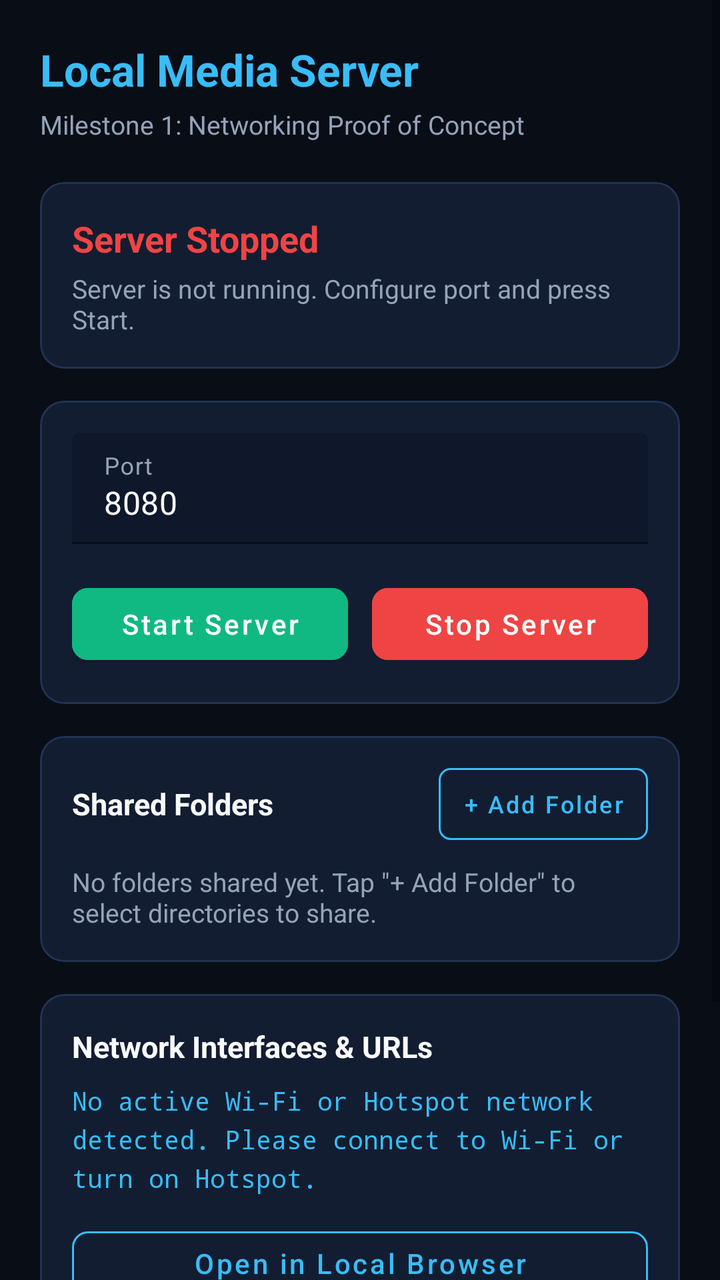
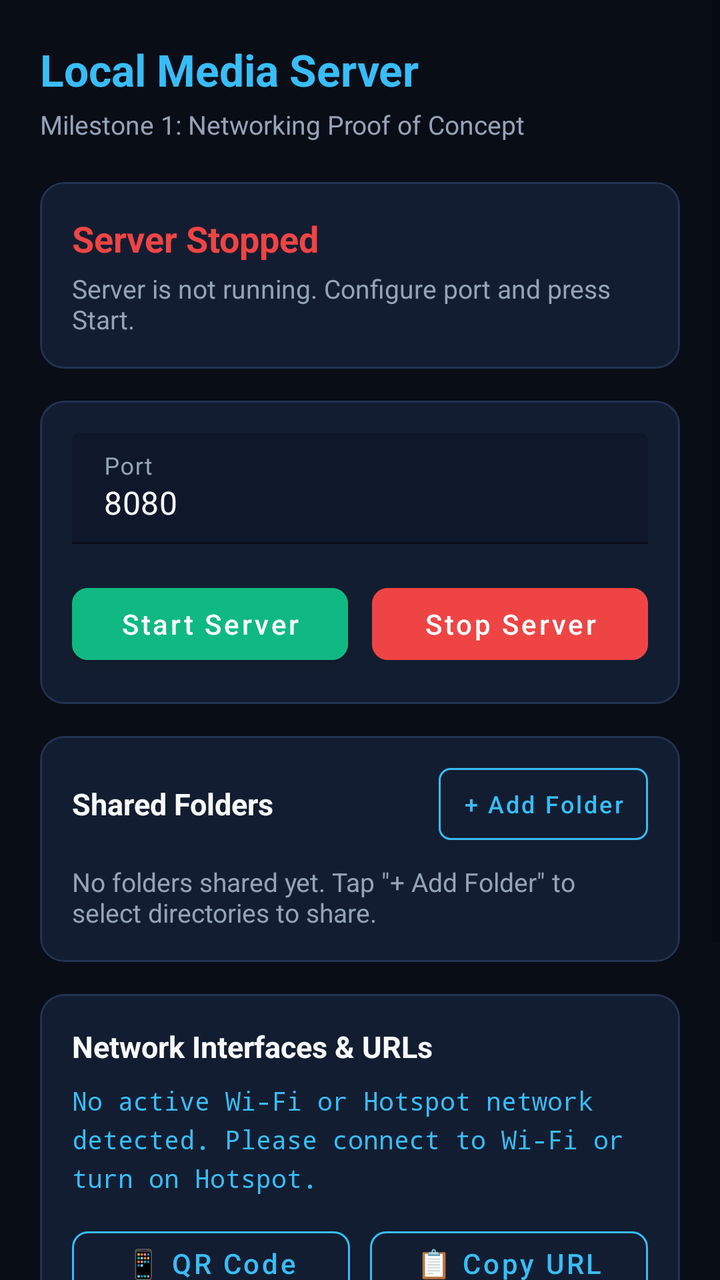

Before-and-after screenshots of an Android layout around one commit, followed by the original layout XML and the change that was made.
<!-- AndroidManifest.xml: application theme Theme.LocalMediaServer -->
<!-- res/layout/activity_main.xml -->
<?xml version="1.0" encoding="utf-8"?>
<ScrollView xmlns:android="http://schemas.android.com/apk/res/android"
    xmlns:app="http://schemas.android.com/apk/res-auto"
    xmlns:tools="http://schemas.android.com/tools"
    android:layout_width="match_parent"
    android:layout_height="match_parent"
    android:background="@color/background"
    android:fillViewport="true">

    <LinearLayout
        android:layout_width="match_parent"
        android:layout_height="wrap_content"
        android:orientation="vertical"
        android:padding="20dp">

        
        <TextView
            android:id="@+id/tvAppTitle"
            android:layout_width="wrap_content"
            android:layout_height="wrap_content"
            android:text="@string/app_name"
            android:textColor="@color/accent"
            android:textSize="22sp"
            android:textStyle="bold" />

        <TextView
            android:layout_width="wrap_content"
            android:layout_height="wrap_content"
            android:layout_marginTop="4dp"
            android:text="Milestone 1: Networking Proof of Concept"
            android:textColor="@color/text_secondary"
            android:textSize="13sp" />

        
        <com.google.android.material.card.MaterialCardView
            android:layout_width="match_parent"
            android:layout_height="wrap_content"
            android:layout_marginTop="20dp"
            app:cardBackgroundColor="@color/surface"
            app:cardCornerRadius="12dp"
            app:cardElevation="0dp"
            app:strokeColor="@color/surface_border"
            app:strokeWidth="1dp">

            <LinearLayout
                android:layout_width="match_parent"
                android:layout_height="wrap_content"
                android:orientation="vertical"
                android:padding="16dp">

                <TextView
                    android:id="@+id/tvStatus"
                    android:layout_width="wrap_content"
                    android:layout_height="wrap_content"
                    android:text="@string/server_status_stopped"
                    android:textColor="@color/status_red"
                    android:textSize="18sp"
                    android:textStyle="bold" />

                <TextView
                    android:id="@+id/tvStatusDetail"
                    android:layout_width="wrap_content"
                    android:layout_height="wrap_content"
                    android:layout_marginTop="4dp"
                    android:text="Server is not running. Configure port and press Start."
                    android:textColor="@color/text_secondary"
                    android:textSize="13sp" />

            </LinearLayout>

        </com.google.android.material.card.MaterialCardView>

        
        <com.google.android.material.card.MaterialCardView
            android:id="@+id/cardBatteryOptimization"
            android:layout_width="match_parent"
            android:layout_height="wrap_content"
            android:layout_marginTop="16dp"
            android:visibility="gone"
            app:cardBackgroundColor="@color/surface"
            app:cardCornerRadius="12dp"
            app:cardElevation="0dp"
            app:strokeColor="#F59E0B"
            app:strokeWidth="1dp">

            <LinearLayout
                android:layout_width="match_parent"
                android:layout_height="wrap_content"
                android:orientation="vertical"
                android:padding="16dp">

                <TextView
                    android:layout_width="wrap_content"
                    android:layout_height="wrap_content"
                    android:text="🔋 Keep Server Alive When Screen Locks"
                    android:textColor="#F59E0B"
                    android:textSize="14sp"
                    android:textStyle="bold" />

                <TextView
                    android:layout_width="wrap_content"
                    android:layout_height="wrap_content"
                    android:layout_marginTop="4dp"
                    android:text="Allowing background battery exemption prevents Android from putting Wi-Fi and the server to sleep when your screen is locked."
                    android:textColor="@color/text_secondary"
                    android:textSize="12sp" />

                <com.google.android.material.button.MaterialButton
                    android:id="@+id/btnDisableBatteryOptimization"
                    style="@style/Widget.MaterialComponents.Button.OutlinedButton"
                    android:layout_width="wrap_content"
                    android:layout_height="38dp"
                    android:layout_marginTop="10dp"
                    android:text="Disable Battery Optimization"
                    android:textAllCaps="false"
                    android:textColor="#F59E0B"
                    android:textSize="12sp"
                    app:cornerRadius="6dp"
                    app:strokeColor="#F59E0B" />

            </LinearLayout>

        </com.google.android.material.card.MaterialCardView>

        
        <com.google.android.material.card.MaterialCardView
            android:layout_width="match_parent"
            android:layout_height="wrap_content"
            android:layout_marginTop="16dp"
            app:cardBackgroundColor="@color/surface"
            app:cardCornerRadius="12dp"
            app:cardElevation="0dp"
            app:strokeColor="@color/surface_border"
            app:strokeWidth="1dp">

            <LinearLayout
                android:layout_width="match_parent"
                android:layout_height="wrap_content"
                android:orientation="vertical"
                android:padding="16dp">

                <com.google.android.material.textfield.TextInputLayout
                    android:id="@+id/tilPort"
                    android:layout_width="match_parent"
                    android:layout_height="wrap_content"
                    android:hint="@string/port_label"
                    android:textColorHint="@color/text_secondary"
                    app:boxBackgroundColor="@color/primary"
                    app:boxStrokeColor="@color/accent"
                    app:hintTextColor="@color/accent">

                    <com.google.android.material.textfield.TextInputEditText
                        android:id="@+id/etPort"
                        android:layout_width="match_parent"
                        android:layout_height="wrap_content"
                        android:inputType="number"
                        android:text="8080"
                        android:textColor="@color/text_primary" />

                </com.google.android.material.textfield.TextInputLayout>

                <LinearLayout
                    android:layout_width="match_parent"
                    android:layout_height="wrap_content"
                    android:layout_marginTop="16dp"
                    android:orientation="horizontal">

                    <com.google.android.material.button.MaterialButton
                        android:id="@+id/btnStart"
                        android:layout_width="0dp"
                        android:layout_height="48dp"
                        android:layout_weight="1"
                        android:backgroundTint="@color/status_green"
                        android:text="@string/btn_start_server"
                        android:textAllCaps="false"
                        android:textColor="#FFFFFF"
                        app:cornerRadius="8dp" />

                    <com.google.android.material.button.MaterialButton
                        android:id="@+id/btnStop"
                        android:layout_width="0dp"
                        android:layout_height="48dp"
                        android:layout_marginStart="12dp"
                        android:layout_weight="1"
                        android:backgroundTint="@color/status_red"
                        android:enabled="false"
                        android:text="@string/btn_stop_server"
                        android:textAllCaps="false"
                        android:textColor="#FFFFFF"
                        app:cornerRadius="8dp" />

                </LinearLayout>

            </LinearLayout>

        </com.google.android.material.card.MaterialCardView>

        
        <com.google.android.material.card.MaterialCardView
            android:layout_width="match_parent"
            android:layout_height="wrap_content"
            android:layout_marginTop="16dp"
            app:cardBackgroundColor="@color/surface"
            app:cardCornerRadius="12dp"
            app:cardElevation="0dp"
            app:strokeColor="@color/surface_border"
            app:strokeWidth="1dp">

            <LinearLayout
                android:layout_width="match_parent"
                android:layout_height="wrap_content"
                android:orientation="vertical"
                android:padding="16dp">

                <LinearLayout
                    android:layout_width="match_parent"
                    android:layout_height="wrap_content"
                    android:gravity="center_vertical"
                    android:orientation="horizontal">

                    <TextView
                        android:layout_width="0dp"
                        android:layout_height="wrap_content"
                        android:layout_weight="1"
                        android:text="@string/shared_folders_label"
                        android:textColor="@color/text_primary"
                        android:textSize="15sp"
                        android:textStyle="bold" />

                    <com.google.android.material.button.MaterialButton
                        android:id="@+id/btnAddFolder"
                        style="@style/Widget.MaterialComponents.Button.OutlinedButton"
                        android:layout_width="wrap_content"
                        android:layout_height="36dp"
                        android:insetTop="0dp"
                        android:insetBottom="0dp"
                        android:paddingHorizontal="12dp"
                        android:text="@string/btn_add_folder"
                        android:textAllCaps="false"
                        android:textColor="@color/accent"
                        android:textSize="12sp"
                        app:cornerRadius="6dp"
                        app:strokeColor="@color/accent" />

                </LinearLayout>

                <LinearLayout
                    android:id="@+id/layoutSharesContainer"
                    android:layout_width="match_parent"
                    android:layout_height="wrap_content"
                    android:layout_marginTop="12dp"
                    android:orientation="vertical">

                    <TextView
                        android:id="@+id/tvEmptyShares"
                        android:layout_width="match_parent"
                        android:layout_height="wrap_content"
                        android:text="@string/no_folders_shared"
                        android:textColor="@color/text_secondary"
                        android:textSize="13sp" />

                </LinearLayout>

            </LinearLayout>

        </com.google.android.material.card.MaterialCardView>

        
        <com.google.android.material.card.MaterialCardView
            android:layout_width="match_parent"
            android:layout_height="wrap_content"
            android:layout_marginTop="16dp"
            app:cardBackgroundColor="@color/surface"
            app:cardCornerRadius="12dp"
            app:cardElevation="0dp"
            app:strokeColor="@color/surface_border"
            app:strokeWidth="1dp">

            <LinearLayout
                android:layout_width="match_parent"
                android:layout_height="wrap_content"
                android:orientation="vertical"
                android:padding="16dp">

                <TextView
                    android:layout_width="wrap_content"
                    android:layout_height="wrap_content"
                    android:text="@string/interfaces_label"
                    android:textColor="@color/text_primary"
                    android:textSize="15sp"
                    android:textStyle="bold" />

                <TextView
                    android:id="@+id/tvUrls"
                    android:layout_width="match_parent"
                    android:layout_height="wrap_content"
                    android:layout_marginTop="8dp"
                    android:fontFamily="monospace"
                    android:lineSpacingExtra="4dp"
                    android:text="@string/no_network_found"
                    android:textColor="@color/accent"
                    android:textSize="13sp" />

                <com.google.android.material.button.MaterialButton
                    android:id="@+id/btnOpenBrowser"
                    style="@style/Widget.MaterialComponents.Button.OutlinedButton"
                    android:layout_width="match_parent"
                    android:layout_height="44dp"
                    android:layout_marginTop="12dp"
                    android:enabled="false"
                    android:text="@string/open_in_browser"
                    android:textAllCaps="false"
                    android:textColor="@color/accent"
                    app:cornerRadius="8dp"
                    app:strokeColor="@color/accent" />

            </LinearLayout>

        </com.google.android.material.card.MaterialCardView>

        
        <TextView
            android:id="@+id/tvSecurityNotice"
            android:layout_width="match_parent"
            android:layout_height="wrap_content"
            android:layout_marginTop="20dp"
            android:background="@drawable/ic_launcher_background"
            android:backgroundTint="#1F2A1E0E"
            android:lineSpacingExtra="2dp"
            android:padding="12dp"
            android:text="@string/security_notice"
            android:textColor="#F59E0B"
            android:textSize="12sp" />

    </LinearLayout>

</ScrollView>
<!-- resources referenced by this layout -->
<resources>
  <color name="accent">#38BDF8</color>
  <color name="background">#090D16</color>
  <color name="primary">#0F172A</color>
  <color name="status_green">#10B981</color>
  <color name="status_red">#EF4444</color>
  <color name="surface">#131D31</color>
  <color name="surface_border">#223252</color>
  <color name="text_primary">#F8FAFC</color>
  <color name="text_secondary">#94A3B8</color>
  <!-- drawable ic_launcher_background (drawable) -->
  <vector xmlns:android="http://schemas.android.com/apk/res/android"
      android:width="108dp"
      android:height="108dp"
      android:viewportWidth="108"
      android:viewportHeight="108">
      <path
          android:fillColor="#0F172A"
          android:pathData="M0,0h108v108h-108z" />
  </vector>
  <string name="app_name">Local Media Server</string>
  <string name="btn_add_folder">+ Add Folder</string>
  <string name="btn_start_server">Start Server</string>
  <string name="btn_stop_server">Stop Server</string>
  <string name="interfaces_label">Network Interfaces &amp; URLs</string>
  <string name="no_folders_shared">No folders shared yet. Tap \"+ Add Folder\" to select directories to share.</string>
  <string name="no_network_found">No active Wi-Fi or Hotspot network detected. Please connect to Wi-Fi or turn on Hotspot.</string>
  <string name="open_in_browser">Open in Local Browser</string>
  <string name="port_label">Port</string>
  <string name="security_notice">⚠️ Anyone on the same Wi-Fi or Hotspot network can access files shared by this server.</string>
  <string name="server_status_stopped">Server Stopped</string>
  <string name="shared_folders_label">Shared Folders</string>
  <style name="Theme.LocalMediaServer" parent="Theme.MaterialComponents.DayNight.NoActionBar">
          <item name="colorPrimary">@color/accent</item>
          <item name="colorPrimaryVariant">@color/primary_variant</item>
          <item name="colorOnPrimary">#FFFFFF</item>
          <item name="android:windowBackground">@color/background</item>
          <item name="android:statusBarColor">@color/background</item>
          <item name="android:navigationBarColor">@color/background</item>
      </style>
  <color name="primary_variant">#1E293B</color>
</resources>

<!-- the commit's change to res/layout/activity_main.xml (unified diff, before → after) -->
@@ -301,12 +301,47 @@
                     android:textColor="@color/accent"
                     android:textSize="13sp" />
 
+                <LinearLayout
+                    android:layout_width="match_parent"
+                    android:layout_height="wrap_content"
+                    android:layout_marginTop="12dp"
+                    android:orientation="horizontal">
+
+                    <com.google.android.material.button.MaterialButton
+                        android:id="@+id/btnShowQrCode"
+                        style="@style/Widget.MaterialComponents.Button.OutlinedButton"
+                        android:layout_width="0dp"
+                        android:layout_height="44dp"
+                        android:layout_weight="1"
+                        android:enabled="false"
+                        android:text="📱 QR Code"
+                        android:textAllCaps="false"
+                        android:textColor="@color/accent"
+                        app:cornerRadius="8dp"
+                        app:strokeColor="@color/accent" />
+
+                    <com.google.android.material.button.MaterialButton
+                        android:id="@+id/btnCopyUrl"
+                        style="@style/Widget.MaterialComponents.Button.OutlinedButton"
+                        android:layout_width="0dp"
+                        android:layout_height="44dp"
+                        android:layout_marginStart="10dp"
+                        android:layout_weight="1"
+                        android:enabled="false"
+                        android:text="📋 Copy URL"
+                        android:textAllCaps="false"
+                        android:textColor="@color/accent"
+                        app:cornerRadius="8dp"
+                        app:strokeColor="@color/accent" />
+
+                </LinearLayout>
+
                 <com.google.android.material.button.MaterialButton
                     android:id="@+id/btnOpenBrowser"
                     style="@style/Widget.MaterialComponents.Button.OutlinedButton"
                     android:layout_width="match_parent"
                     android:layout_height="44dp"
-                    android:layout_marginTop="12dp"
+                    android:layout_marginTop="8dp"
                     android:enabled="false"
                     android:text="@string/open_in_browser"
                     android:textAllCaps="false"
